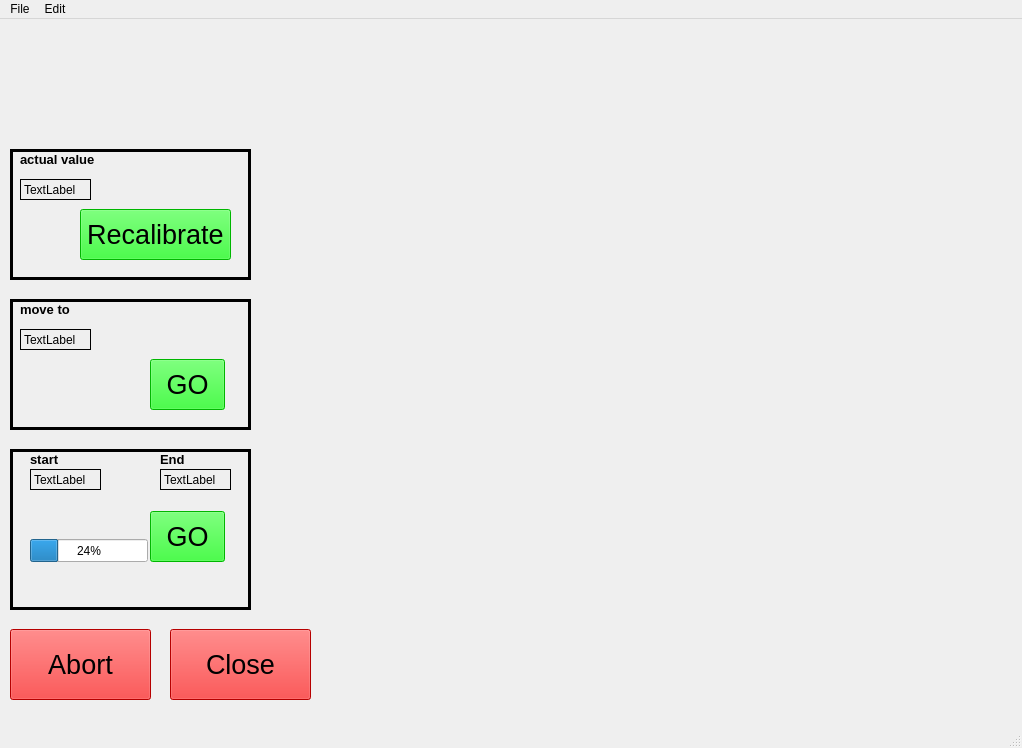
The window that spectrometer.ui (ImanFortin/PLSpectrometer-update) describes before a commit, drawn with Qt 5.
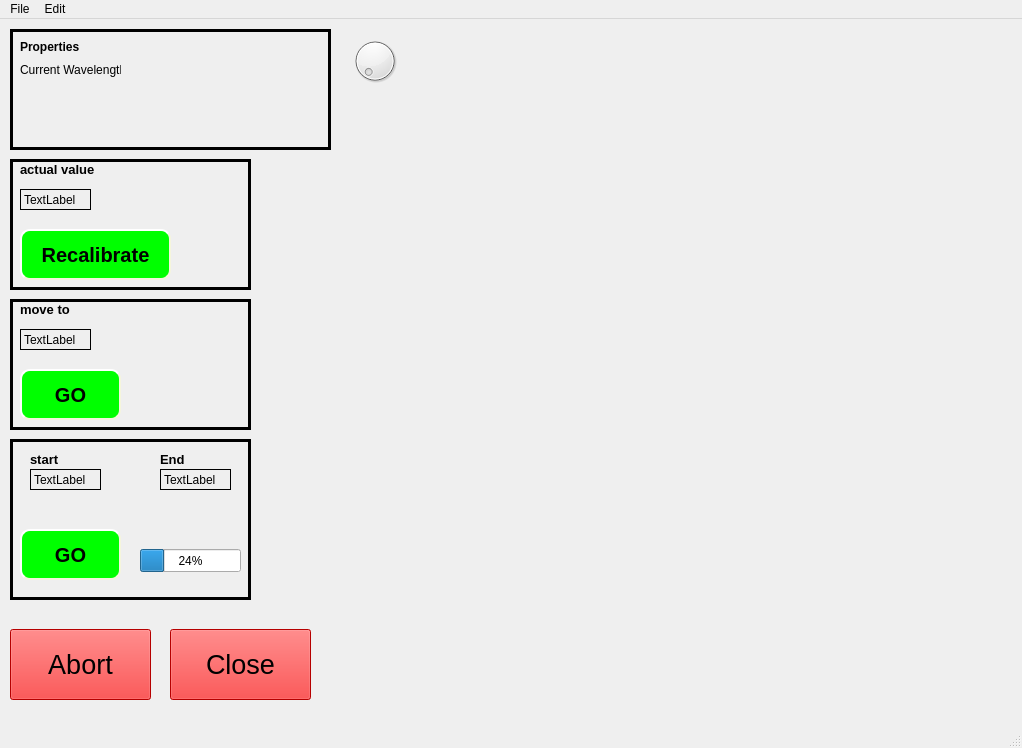
The same window after the commit.

Diff of the .ui file:
```diff
--- a/spectrometer.ui
+++ b/spectrometer.ui
@@ -18,7 +18,7 @@
     <property name="geometry">
      <rect>
       <x>10</x>
-      <y>430</y>
+      <y>420</y>
       <width>241</width>
       <height>161</height>
      </rect>
@@ -111,9 +111,9 @@
    <widget class="QProgressBar" name="progressBar">
     <property name="geometry">
      <rect>
-      <x>30</x>
-      <y>520</y>
-      <width>118</width>
+      <x>140</x>
+      <y>530</y>
+      <width>101</width>
       <height>23</height>
      </rect>
     </property>
@@ -179,75 +179,11 @@
      <string>TextLabel</string>
     </property>
    </widget>
-   <widget class="QPushButton" name="scan_button">
-    <property name="geometry">
-     <rect>
-      <x>150</x>
-      <y>492</y>
-      <width>75</width>
-      <height>51</height>
-     </rect>
-    </property>
-    <property name="font">
-     <font>
-      <pointsize>20</pointsize>
-     </font>
-    </property>
-    <property name="styleSheet">
-     <string notr="true">QPushButton{
-	background-color: rgb(0, 255, 0)
-}</string>
-    </property>
-    <property name="text">
-     <string>GO</string>
-    </property>
-    <property name="autoDefault">
-     <bool>false</bool>
-    </property>
-    <property name="default">
-     <bool>false</bool>
-    </property>
-    <property name="flat">
-     <bool>false</bool>
-    </property>
-   </widget>
-   <widget class="QPushButton" name="move_button">
-    <property name="geometry">
-     <rect>
-      <x>150</x>
-      <y>340</y>
-      <width>75</width>
-      <height>51</height>
-     </rect>
-    </property>
-    <property name="font">
-     <font>
-      <pointsize>20</pointsize>
-     </font>
-    </property>
-    <property name="styleSheet">
-     <string notr="true">QPushButton{
-	background-color: rgb(0, 255, 0)
-}</string>
-    </property>
-    <property name="text">
-     <string>GO</string>
-    </property>
-    <property name="autoDefault">
-     <bool>false</bool>
-    </property>
-    <property name="default">
-     <bool>false</bool>
-    </property>
-    <property name="flat">
-     <bool>false</bool>
-    </property>
-   </widget>
    <widget class="QLabel" name="box_scan_3">
     <property name="geometry">
      <rect>
       <x>10</x>
-      <y>130</y>
+      <y>140</y>
       <width>241</width>
       <height>131</height>
      </rect>
@@ -255,6 +191,9 @@
     <property name="frameShape">
      <enum>QFrame::Box</enum>
     </property>
+    <property name="frameShadow">
+     <enum>QFrame::Plain</enum>
+    </property>
     <property name="lineWidth">
      <number>3</number>
     </property>
@@ -266,7 +205,7 @@
     <property name="geometry">
      <rect>
       <x>20</x>
-      <y>160</y>
+      <y>170</y>
       <width>71</width>
       <height>21</height>
      </rect>
@@ -285,7 +224,7 @@
     <property name="geometry">
      <rect>
       <x>20</x>
-      <y>130</y>
+      <y>140</y>
       <width>81</width>
       <height>21</height>
      </rect>
@@ -301,38 +240,6 @@
      <string>actual value</string>
     </property>
    </widget>
-   <widget class="QPushButton" name="recalibrate_button">
-    <property name="geometry">
-     <rect>
-      <x>80</x>
-      <y>190</y>
-      <width>151</width>
-      <height>51</height>
-     </rect>
-    </property>
-    <property name="font">
-     <font>
-      <pointsize>20</pointsize>
-     </font>
-    </property>
-    <property name="styleSheet">
-     <string notr="true">QPushButton{
-	background-color: rgb(0, 255, 0)
-}</string>
-    </property>
-    <property name="text">
-     <string>Recalibrate</string>
-    </property>
-    <property name="autoDefault">
-     <bool>false</bool>
-    </property>
-    <property name="default">
-     <bool>false</bool>
-    </property>
-    <property name="flat">
-     <bool>false</bool>
-    </property>
-   </widget>
    <widget class="QPushButton" name="abort_button">
     <property name="geometry">
      <rect>
@@ -397,6 +304,269 @@
      <bool>false</bool>
     </property>
    </widget>
+   <widget class="QPushButton" name="scan_button">
+    <property name="geometry">
+     <rect>
+      <x>20</x>
+      <y>510</y>
+      <width>101</width>
+      <height>51</height>
+     </rect>
+    </property>
+    <property name="font">
+     <font>
+      <pointsize>-1</pointsize>
+      <weight>75</weight>
+      <italic>false</italic>
+      <bold>true</bold>
+     </font>
+    </property>
+    <property name="mouseTracking">
+     <bool>false</bool>
+    </property>
+    <property name="styleSheet">
+     <string notr="true">QPushButton{
+	background-color: rgb(0, 255, 0);
+    border-style: outset;
+    border-width: 2px;
+    border-radius: 10px;
+    border-color: beige;
+    font: bold 20px;
+    min-width: 2em;
+    padding: 6px;
+	
+}
+
+QPushButton::pressed{
+	background-color: green;
+    border-style: outset;
+    border-width: 2px;
+    border-radius: 10px;
+    border-color: beige;
+    font: bold 14px;
+    min-width: 5em;
+    padding: 6px;
+	
+}</string>
+    </property>
+    <property name="text">
+     <string>GO</string>
+    </property>
+    <property name="checkable">
+     <bool>false</bool>
+    </property>
+    <property name="autoDefault">
+     <bool>false</bool>
+    </property>
+    <property name="default">
+     <bool>false</bool>
+    </property>
+    <property name="flat">
+     <bool>false</bool>
+    </property>
+   </widget>
+   <widget class="QPushButton" name="move_button">
+    <property name="geometry">
+     <rect>
+      <x>20</x>
+      <y>350</y>
+      <width>101</width>
+      <height>51</height>
+     </rect>
+    </property>
+    <property name="font">
+     <font>
+      <pointsize>-1</pointsize>
+      <weight>75</weight>
+      <italic>false</italic>
+      <bold>true</bold>
+     </font>
+    </property>
+    <property name="mouseTracking">
+     <bool>false</bool>
+    </property>
+    <property name="styleSheet">
+     <string notr="true">QPushButton{
+	background-color: rgb(0, 255, 0);
+    border-style: outset;
+    border-width: 2px;
+    border-radius: 10px;
+    border-color: beige;
+    font: bold 20px;
+    min-width: 2em;
+    padding: 6px;
+	
+}
+
+QPushButton::pressed{
+	background-color: green;
+    border-style: outset;
+    border-width: 2px;
+    border-radius: 10px;
+    border-color: beige;
+    font: bold 14px;
+    min-width: 5em;
+    padding: 6px;
+	
+}</string>
+    </property>
+    <property name="text">
+     <string>GO</string>
+    </property>
+    <property name="checkable">
+     <bool>false</bool>
+    </property>
+    <property name="autoDefault">
+     <bool>false</bool>
+    </property>
+    <property name="default">
+     <bool>false</bool>
+    </property>
+    <property name="flat">
+     <bool>false</bool>
+    </property>
+   </widget>
+   <widget class="QPushButton" name="recalibrate_button">
+    <property name="geometry">
+     <rect>
+      <x>20</x>
+      <y>210</y>
+      <width>151</width>
+      <height>51</height>
+     </rect>
+    </property>
+    <property name="font">
+     <font>
+      <pointsize>-1</pointsize>
+      <weight>75</weight>
+      <italic>false</italic>
+      <bold>true</bold>
+     </font>
+    </property>
+    <property name="mouseTracking">
+     <bool>false</bool>
+    </property>
+    <property name="styleSheet">
+     <string notr="true">QPushButton{
+	background-color: rgb(0, 255, 0);
+    border-style: outset;
+    border-width: 2px;
+    border-radius: 10px;
+    border-color: beige;
+    font: bold 20px;
+    min-width: 2em;
+    padding: 6px;
+	
+}
+
+QPushButton::pressed{
+	background-color: green;
+    border-style: outset;
+    border-width: 2px;
+    border-radius: 10px;
+    border-color: beige;
+    font: bold 14px;
+    min-width: 5em;
+    padding: 6px;
+	
+}</string>
+    </property>
+    <property name="text">
+     <string>Recalibrate</string>
+    </property>
+    <property name="checkable">
+     <bool>false</bool>
+    </property>
+    <property name="autoDefault">
+     <bool>false</bool>
+    </property>
+    <property name="default">
+     <bool>false</bool>
+    </property>
+    <property name="flat">
+     <bool>false</bool>
+    </property>
+   </widget>
+   <widget class="QLabel" name="box_scan_4">
+    <property name="geometry">
+     <rect>
+      <x>10</x>
+      <y>10</y>
+      <width>321</width>
+      <height>121</height>
+     </rect>
+    </property>
+    <property name="frameShape">
+     <enum>QFrame::Box</enum>
+    </property>
+    <property name="frameShadow">
+     <enum>QFrame::Plain</enum>
+    </property>
+    <property name="lineWidth">
+     <number>3</number>
+    </property>
+    <property name="text">
+     <string/>
+    </property>
+   </widget>
+   <widget class="QLabel" name="property_label">
+    <property name="geometry">
+     <rect>
+      <x>20</x>
+      <y>20</y>
+      <width>81</width>
+      <height>16</height>
+     </rect>
+    </property>
+    <property name="font">
+     <font>
+      <pointsize>9</pointsize>
+      <weight>75</weight>
+      <bold>true</bold>
+     </font>
+    </property>
+    <property name="text">
+     <string>Properties</string>
+    </property>
+   </widget>
+   <widget class="QLabel" name="current_wavelength_lbl">
+    <property name="geometry">
+     <rect>
+      <x>20</x>
+      <y>40</y>
+      <width>101</width>
+      <height>21</height>
+     </rect>
+    </property>
+    <property name="text">
+     <string>Current Wavelength:</string>
+    </property>
+   </widget>
+   <widget class="QDial" name="dial">
+    <property name="geometry">
+     <rect>
+      <x>350</x>
+      <y>10</y>
+      <width>50</width>
+      <height>64</height>
+     </rect>
+    </property>
+    <property name="singleStep">
+     <number>1</number>
+    </property>
+    <property name="orientation">
+     <enum>Qt::Horizontal</enum>
+    </property>
+    <property name="invertedAppearance">
+     <bool>false</bool>
+    </property>
+    <property name="wrapping">
+     <bool>false</bool>
+    </property>
+    <property name="notchesVisible">
+     <bool>false</bool>
+    </property>
+   </widget>
   </widget>
   <widget class="QMenuBar" name="menubar">
    <property name="geometry">
```
Left out of the diff: 16 changed lines with no effect on the pictures.
